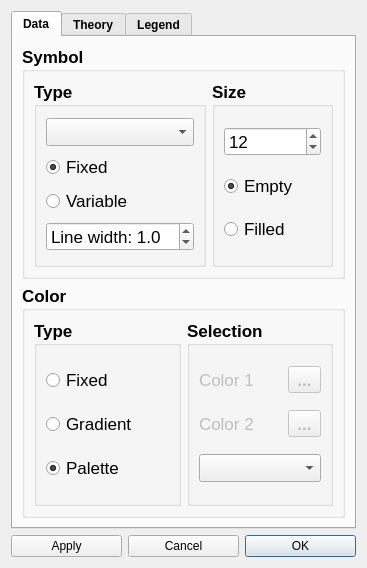
Above: RepTate/gui/markerSettings.ui from jorge-ramirez-upm/RepTate before the change. Below: the same form after it.
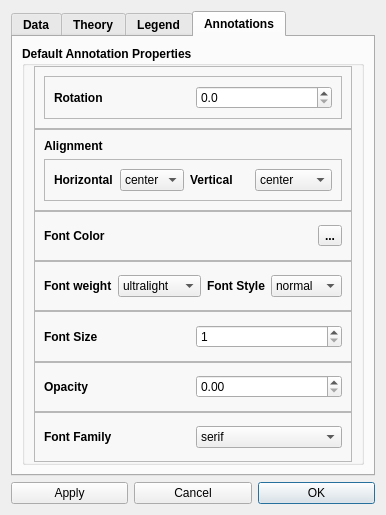
That is the form after the change. The open tabs and pages were chosen to show the change. Icons and pictures are not drawn.

Commit message: Moved all plot interacting features to the GUI version NEW: Annotations, editing, moving, etc

Patch:
```diff
--- a/RepTate/gui/markerSettings.ui
+++ b/RepTate/gui/markerSettings.ui
@@ -6,8 +6,8 @@
    <rect>
     <x>0</x>
     <y>0</y>
-    <width>367</width>
-    <height>568</height>
+    <width>374</width>
+    <height>483</height>
    </rect>
   </property>
   <property name="windowTitle">
@@ -1236,6 +1236,488 @@
        </item>
       </layout>
      </widget>
+     <widget class="QWidget" name="annotations">
+      <attribute name="title">
+       <string>Annotations</string>
+      </attribute>
+      <layout class="QVBoxLayout" name="verticalLayout_12">
+       <item>
+        <widget class="QGroupBox" name="groupBox_9">
+         <property name="title">
+          <string>Default Annotation Properties</string>
+         </property>
+         <layout class="QVBoxLayout" name="verticalLayout_14">
+          <property name="spacing">
+           <number>0</number>
+          </property>
+          <property name="topMargin">
+           <number>0</number>
+          </property>
+          <property name="bottomMargin">
+           <number>0</number>
+          </property>
+          <item>
+           <widget class="QFrame" name="frame_5">
+            <property name="frameShape">
+             <enum>QFrame::StyledPanel</enum>
+            </property>
+            <property name="frameShadow">
+             <enum>QFrame::Raised</enum>
+            </property>
+            <layout class="QVBoxLayout" name="verticalLayout_15">
+             <item>
+              <widget class="QFrame" name="frame_7">
+               <property name="frameShape">
+                <enum>QFrame::StyledPanel</enum>
+               </property>
+               <property name="frameShadow">
+                <enum>QFrame::Raised</enum>
+               </property>
+               <layout class="QHBoxLayout" name="horizontalLayout_21">
+                <item>
+                 <widget class="QLabel" name="label_10">
+                  <property name="text">
+                   <string>Rotation</string>
+                  </property>
+                 </widget>
+                </item>
+                <item>
+                 <widget class="QDoubleSpinBox" name="rotationSpinBox">
+                  <property name="font">
+                   <font>
+                    <weight>50</weight>
+                    <bold>false</bold>
+                   </font>
+                  </property>
+                  <property name="decimals">
+                   <number>1</number>
+                  </property>
+                  <property name="maximum">
+                   <double>360.000000000000000</double>
+                  </property>
+                 </widget>
+                </item>
+               </layout>
+              </widget>
+             </item>
+            </layout>
+           </widget>
+          </item>
+          <item>
+           <widget class="QFrame" name="frame_8">
+            <property name="frameShape">
+             <enum>QFrame::StyledPanel</enum>
+            </property>
+            <property name="frameShadow">
+             <enum>QFrame::Raised</enum>
+            </property>
+            <layout class="QVBoxLayout" name="verticalLayout_16">
+             <item>
+              <widget class="QLabel" name="label_11">
+               <property name="text">
+                <string>Alignment</string>
+               </property>
+              </widget>
+             </item>
+             <item>
+              <widget class="QFrame" name="frame_9">
+               <property name="frameShape">
+                <enum>QFrame::StyledPanel</enum>
+               </property>
+               <property name="frameShadow">
+                <enum>QFrame::Raised</enum>
+               </property>
+               <layout class="QHBoxLayout" name="horizontalLayout_22">
+                <item>
+                 <widget class="QLabel" name="label_12">
+                  <property name="text">
+                   <string>Horizontal</string>
+                  </property>
+                 </widget>
+                </item>
+                <item>
+                 <widget class="QComboBox" name="hacomboBox">
+                  <property name="font">
+                   <font>
+                    <weight>50</weight>
+                    <bold>false</bold>
+                   </font>
+                  </property>
+                  <item>
+                   <property name="text">
+                    <string>center</string>
+                   </property>
+                  </item>
+                  <item>
+                   <property name="text">
+                    <string>right</string>
+                   </property>
+                  </item>
+                  <item>
+                   <property name="text">
+                    <string>left</string>
+                   </property>
+                  </item>
+                 </widget>
+                </item>
+                <item>
+                 <widget class="QLabel" name="label_13">
+                  <property name="text">
+                   <string>Vertical</string>
+                  </property>
+                 </widget>
+                </item>
+                <item>
+                 <widget class="QComboBox" name="vacomboBox">
+                  <property name="font">
+                   <font>
+                    <weight>50</weight>
+                    <bold>false</bold>
+                   </font>
+                  </property>
+                  <item>
+                   <property name="text">
+                    <string>center</string>
+                   </property>
+                  </item>
+                  <item>
+                   <property name="text">
+                    <string>top</string>
+                   </property>
+                  </item>
+                  <item>
+                   <property name="text">
+                    <string>bottom</string>
+                   </property>
+                  </item>
+                  <item>
+                   <property name="text">
+                    <string>baseline</string>
+                   </property>
+                  </item>
+                 </widget>
+                </item>
+               </layout>
+              </widget>
+             </item>
+            </layout>
+           </widget>
+          </item>
+          <item>
+           <widget class="QFrame" name="frame_10">
+            <property name="frameShape">
+             <enum>QFrame::StyledPanel</enum>
+            </property>
+            <property name="frameShadow">
+             <enum>QFrame::Raised</enum>
+            </property>
+            <layout class="QHBoxLayout" name="horizontalLayout_25">
+             <item>
+              <layout class="QHBoxLayout" name="horizontalLayout_23">
+               <property name="spacing">
+                <number>0</number>
+               </property>
+               <item>
+                <widget class="QLabel" name="label_7">
+                 <property name="text">
+                  <string>Font Color</string>
+                 </property>
+                </widget>
+               </item>
+               <item>
+                <widget class="QLabel" name="labelFontColor">
+                 <property name="enabled">
+                  <bool>false</bool>
+                 </property>
+                 <property name="font">
+                  <font>
+                   <weight>50</weight>
+                   <bold>false</bold>
+                  </font>
+                 </property>
+                 <property name="text">
+                  <string/>
+                 </property>
+                </widget>
+               </item>
+               <item>
+                <widget class="QToolButton" name="pickFontColor">
+                 <property name="enabled">
+                  <bool>true</bool>
+                 </property>
+                 <property name="text">
+                  <string>...</string>
+                 </property>
+                </widget>
+               </item>
+              </layout>
+             </item>
+            </layout>
+           </widget>
+          </item>
+          <item>
+           <widget class="QFrame" name="frame_11">
+            <property name="frameShape">
+             <enum>QFrame::StyledPanel</enum>
+            </property>
+            <property name="frameShadow">
+             <enum>QFrame::Raised</enum>
+            </property>
+            <layout class="QHBoxLayout" name="horizontalLayout_26">
+             <item>
+              <widget class="QLabel" name="label_14">
+               <property name="text">
+                <string>Font weight</string>
+               </property>
+              </widget>
+             </item>
+             <item>
+              <widget class="QComboBox" name="fontweightComboBox">
+               <property name="font">
+                <font>
+                 <weight>50</weight>
+                 <bold>false</bold>
+                </font>
+               </property>
+               <item>
+                <property name="text">
+                 <string>ultralight</string>
+                </property>
+               </item>
+               <item>
+                <property name="text">
+                 <string>light</string>
+                </property>
+               </item>
+               <item>
+                <property name="text">
+                 <string>normal</string>
+                </property>
+               </item>
+               <item>
+                <property name="text">
+                 <string>regular</string>
+                </property>
+               </item>
+               <item>
+                <property name="text">
+                 <string>book</string>
+                </property>
+               </item>
+               <item>
+                <property name="text">
+                 <string>medium</string>
+                </property>
+               </item>
+               <item>
+                <property name="text">
+                 <string>roman</string>
+                </property>
+               </item>
+               <item>
+                <property name="text">
+                 <string>semibold</string>
+                </property>
+               </item>
+               <item>
+                <property name="text">
+                 <string>demibold</string>
+                </property>
+               </item>
+               <item>
+                <property name="text">
+                 <string>demi</string>
+                </property>
+               </item>
+               <item>
+                <property name="text">
+                 <string>bold</string>
+                </property>
+               </item>
+               <item>
+                <property name="text">
+                 <string>heavy</string>
+                </property>
+               </item>
+               <item>
+                <property name="text">
+                 <string>extra bold</string>
+                </property>
+               </item>
+               <item>
+                <property name="text">
+                 <string>black</string>
+                </property>
+               </item>
+              </widget>
+             </item>
+             <item>
+              <widget class="QLabel" name="label_15">
+               <property name="text">
+                <string>Font Style</string>
+               </property>
+              </widget>
+             </item>
+             <item>
+              <widget class="QComboBox" name="fontstyleComboBox">
+               <property name="font">
+                <font>
+                 <weight>50</weight>
+                 <bold>false</bold>
+                </font>
+               </property>
+               <item>
+                <property name="text">
+                 <string>normal</string>
+                </property>
+               </item>
+               <item>
+                <property name="text">
+                 <string>italic</string>
+                </property>
+               </item>
+               <item>
+                <property name="text">
+                 <string>oblique</string>
+                </property>
+               </item>
+              </widget>
+             </item>
+            </layout>
+           </widget>
+          </item>
+          <item>
+           <widget class="QFrame" name="frame_12">
+            <property name="frameShape">
+             <enum>QFrame::StyledPanel</enum>
+            </property>
+            <property name="frameShadow">
+             <enum>QFrame::Raised</enum>
+            </property>
+            <layout class="QHBoxLayout" name="horizontalLayout_27">
+             <item>
+              <widget class="QLabel" name="label_16">
+               <property name="toolTip">
+                <string>Legend font size</string>
+               </property>
+               <property name="text">
+                <string>Font Size</string>
+               </property>
+              </widget>
+             </item>
+             <item>
+              <widget class="QSpinBox" name="fontsizeannotationSpinBox">
+               <property name="font">
+                <font>
+                 <weight>50</weight>
+                 <bold>false</bold>
+                </font>
+               </property>
+               <property name="minimum">
+                <number>1</number>
+               </property>
+              </widget>
+             </item>
+            </layout>
+           </widget>
+          </item>
+          <item>
+           <widget class="QFrame" name="frame_13">
+            <property name="frameShape">
+             <enum>QFrame::StyledPanel</enum>
+            </property>
+            <property name="frameShadow">
+             <enum>QFrame::Raised</enum>
+            </property>
+            <layout class="QHBoxLayout" name="horizontalLayout_28">
+             <item>
+              <widget class="QLabel" name="label_6">
+               <property name="text">
+                <string>Opacity</string>
+               </property>
+              </widget>
+             </item>
+             <item>
+              <widget class="QDoubleSpinBox" name="framealphaannotationSpinBox">
+               <property name="enabled">
+                <bool>true</bool>
+               </property>
+               <property name="font">
+                <font>
+                 <weight>50</weight>
+                 <bold>false</bold>
+                </font>
+               </property>
+               <property name="maximum">
+                <double>1.000000000000000</double>
+               </property>
+               <property name="singleStep">
+                <double>0.050000000000000</double>
+               </property>
+              </widget>
+             </item>
+            </layout>
+           </widget>
+          </item>
+          <item>
+           <widget class="QFrame" name="frame_14">
+            <property name="frameShape">
+             <enum>QFrame::StyledPanel</enum>
+            </property>
+            <property name="frameShadow">
+             <enum>QFrame::Raised</enum>
+            </property>
+            <layout class="QHBoxLayout" name="horizontalLayout_29">
+             <item>
+              <widget class="QLabel" name="label_17">
+               <property name="text">
+                <string>Font Family</string>
+               </property>
+              </widget>
+             </item>
+             <item>
+              <widget class="QComboBox" name="fontfamilyComboBox">
+               <property name="font">
+                <font>
+                 <weight>50</weight>
+                 <bold>false</bold>
+                </font>
+               </property>
+               <item>
+                <property name="text">
+                 <string>serif</string>
+                </property>
+               </item>
+               <item>
+                <property name="text">
+                 <string>sans-serif</string>
+                </property>
+               </item>
+               <item>
+                <property name="text">
+                 <string>cursive</string>
+                </property>
+               </item>
+               <item>
+                <property name="text">
+                 <string>fantasy</string>
+                </property>
+               </item>
+               <item>
+                <property name="text">
+                 <string>monospace</string>
+                </property>
+               </item>
+              </widget>
+             </item>
+            </layout>
+           </widget>
+          </item>
+         </layout>
+        </widget>
+       </item>
+      </layout>
+     </widget>
     </widget>
    </item>
    <item>
```
Left out of the diff: 132 changed lines with no effect on the pictures. The commit also changes 10 other files.
